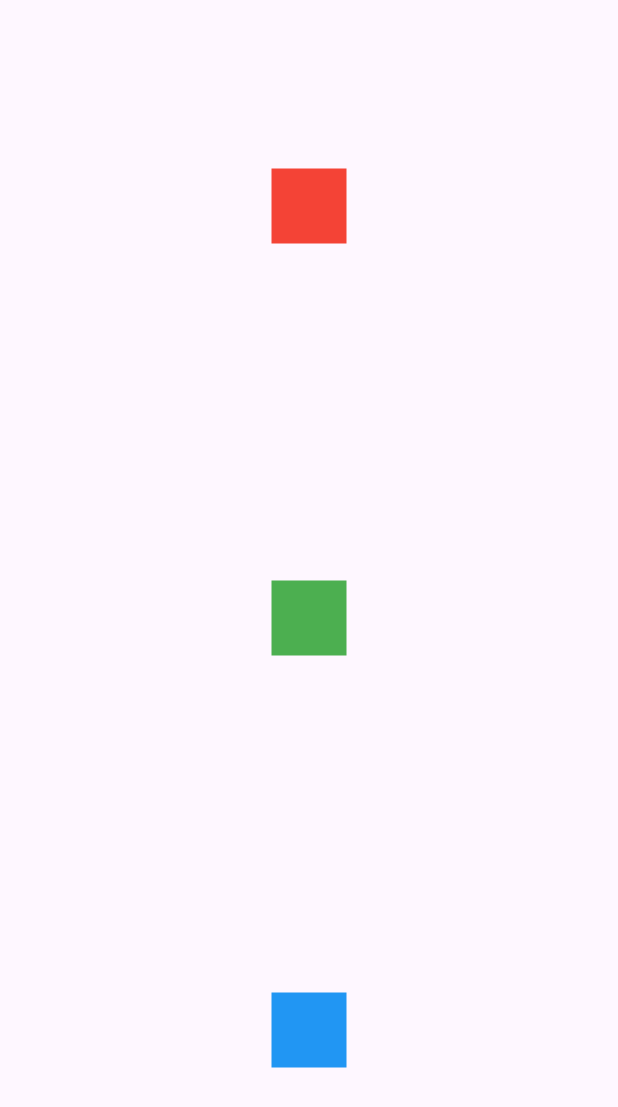
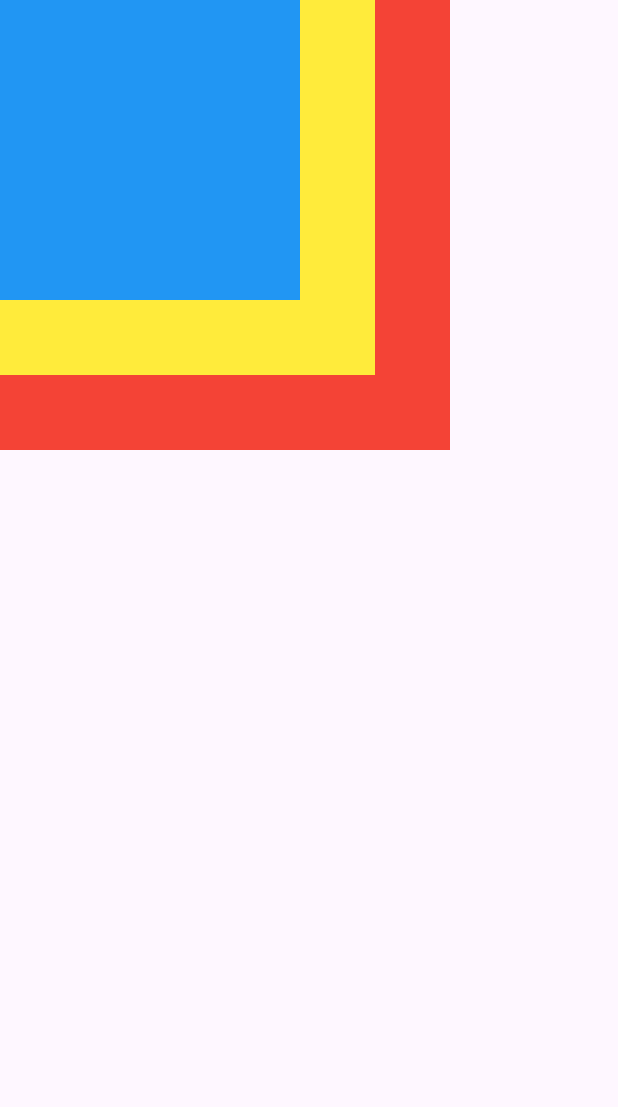
Before and after one commit to byonghwan-son/must-have-flutter, a Flutter app: the screen it shows after launch, on a phone screen of 412 x 824 dp. Shown: the top 1107 px of the screen. Run offline on Flutter 3.47's test engine with Material 3 defaults, Android fonts, the phone set to English and light mode, and no system bars.

Commit message:
Flexible, Expanded, Stack 위젯 example

```diff
--- /dev/null
+++ b/05/widget_example/lib/StackWidgetSample.dart
@@ -0,0 +1,33 @@
+import 'package:flutter/material.dart';
+
+class StackWidgetSample extends StatelessWidget {
+  const StackWidgetSample({super.key});
+
+  @override
+  Widget build(BuildContext context) {
+    // TODO: implement build
+    return MaterialApp(
+      debugShowCheckedModeBanner: false,
+      home: Scaffold(
+          body: Stack(
+        children: [
+          Container(
+            height: 300.0,
+            width: 300.0,
+            color: Colors.red,
+          ),
+          Container(
+            height: 250.0,
+            width: 250.0,
+            color: Colors.yellow,
+          ),
+          Container(
+            height: 200.0,
+            width: 200.0,
+            color: Colors.blue,
+          ),
+        ],
+      )),
+    );
+  }
+}
--- a/05/widget_example/lib/main.dart
+++ b/05/widget_example/lib/main.dart
@@ -1,7 +1,10 @@
 import 'package:flutter/material.dart';
 
+import 'ExpandedWidgetSample.dart';
+import 'FlexibleWidgetSample.dart';
 import 'RowWidgetSample.dart';
 import 'ColumnWidgetSample.dart';
+import 'StackWidgetSample.dart';
 import 'TextLayoutWidgetSample.dart';
 
-void main() => runApp(const ColumnWidgetSample());
+void main() => runApp(const StackWidgetSample());
```
Also changed, not shown: 05/widget_example/lib/ExpandedWidgetSample.dart (added, +38 -0 lines), 05/widget_example/lib/FlexibleWidgetSample.dart (added, +31 -0 lines), 05/widget_example/img/flex_expanded.png (added), 05/widget_example/img/flexible.png (added), 1 other file.
